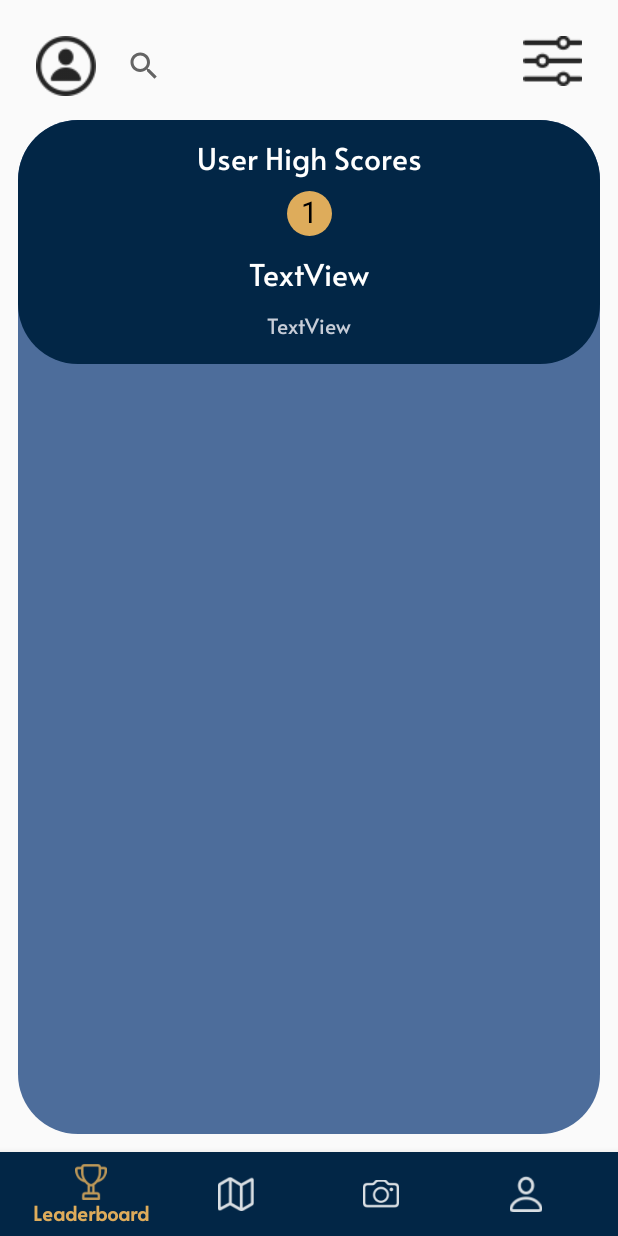
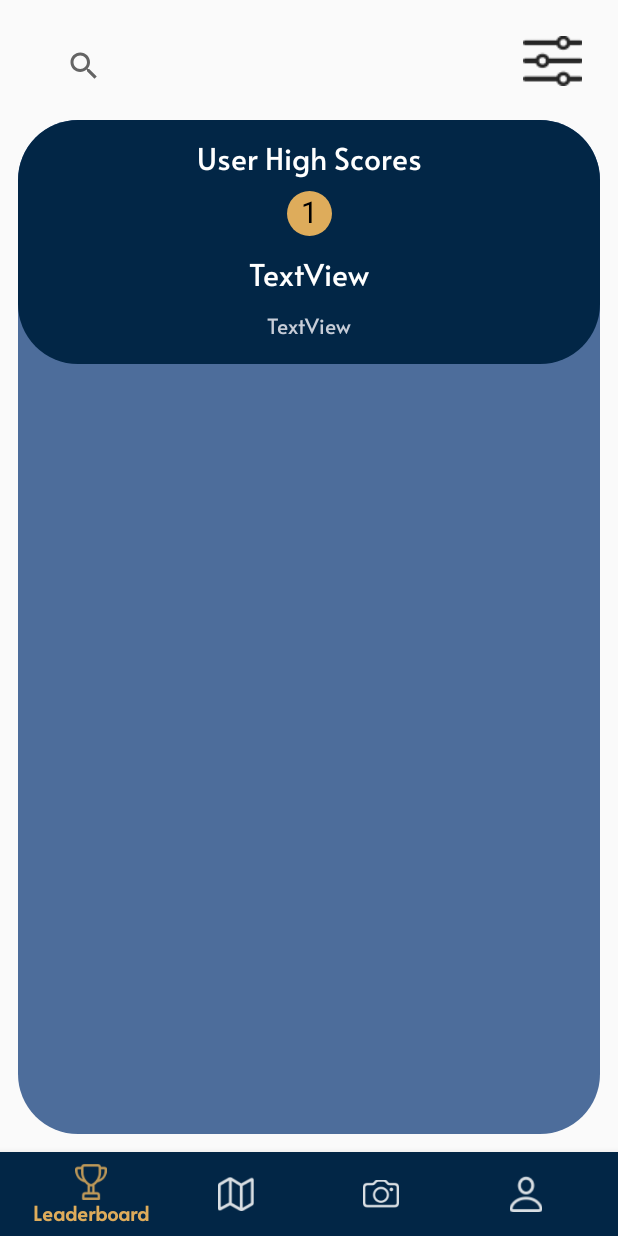
Before and after one commit to CMPUT301W23T07/catch-me-if-you-scan, an Android app: the fragment LeaderboardFragment placed in its activity, on a phone screen of 412 x 824 dp. Run offline under Robolectric (Android 15) with nearby library versions, the light colour scheme and no system bars; our stand-ins replace Firebase (no records; nobody signed in at launch, a user with empty details on screens opened directly); libraries missing offline, so code that uses them is left out: com.journeyapps.barcodescanner; Roboto replaces fonts that are not available here; 16 statements that could not run were skipped.

Commit message:
added jdocs, removed useless leaderboard icon

```diff
--- a/app/app/src/main/java/cmput/app/catch_me_if_you_scan/EnvPhotoViewPopupFragment.java
+++ /dev/null
@@ -1,4 +0,0 @@
-package cmput.app.catch_me_if_you_scan;
-
-public class EnvPhotoViewPopupFragment {
-}
--- a/app/app/src/main/java/cmput/app/catch_me_if_you_scan/UsersScannedFragment.java
+++ b/app/app/src/main/java/cmput/app/catch_me_if_you_scan/UsersScannedFragment.java
@@ -19,6 +19,10 @@ import com.google.firebase.firestore.FirebaseFirestore;
 
 import java.util.ArrayList;
 
+/**
+ * Display a list of the users who have scanned a monster.
+ * Use putArgs to send in a Bundle containing the monster to get user scans from.
+ */
 public class UsersScannedFragment extends Fragment {
 
     ArrayList<User> users;
@@ -34,11 +38,6 @@ public class UsersScannedFragment extends Fragment {
         // Required empty public constructor
     }
 
-    public static UsersScannedFragment newInstance(String param1, String param2) {
-        UsersScannedFragment fragment = new UsersScannedFragment();
-        return fragment;
-    }
-
     @Override
     public void onCreate(Bundle savedInstanceState) {
         super.onCreate(savedInstanceState);
@@ -51,6 +50,12 @@ public class UsersScannedFragment extends Fragment {
         return inflater.inflate(R.layout.fragment_users_scanned, container, false);
     }
 
+    /**
+     * Populate the fragment with users who scanned and set listeners on them so profiles can be visited
+     * @param view The View returned by {@link #onCreateView(LayoutInflater, ViewGroup, Bundle)}.
+     * @param savedInstanceState If non-null, this fragment is being re-constructed
+     * from a previous saved state as given here.
+     */
     @Override
     public void onViewCreated(View view, @Nullable Bundle savedInstanceState){
 
@@ -72,6 +77,7 @@ public class UsersScannedFragment extends Fragment {
         userAdapter = new ScansArrayAdapter(this.getContext(), users);
         userListView.setAdapter(userAdapter);
 
+        // Back button; simply relaunches the monster fragment
         back.setOnClickListener(new View.OnClickListener() {
             @Override
             public void onClick(View view) {
@@ -86,6 +92,7 @@ public class UsersScannedFragment extends Fragment {
             }
         });
 
+        // On clicking user, launch their profile fragment
         userListView.setOnItemClickListener(new AdapterView.OnItemClickListener() {
             @Override
             public void onItemClick(AdapterView<?> parent, View view, int position, long id) {
--- a/app/app/src/main/res/layout/fragment_leaderboard.xml
+++ b/app/app/src/main/res/layout/fragment_leaderboard.xml
@@ -10,18 +10,6 @@
         android:id="@+id/fragment_leaderboard"
         android:layout_width="match_parent"
         android:layout_height="match_parent">
-
-        <ImageButton
-            android:id="@+id/user_stats_button"
-            android:layout_width="wrap_content"
-            android:layout_height="wrap_content"
-            android:layout_marginStart="24dp"
-            android:layout_marginTop="24dp"
-            android:background="#00FFFFFF"
-            android:src="@drawable/person_circle"
-            app:layout_constraintStart_toStartOf="parent"
-            app:layout_constraintTop_toTopOf="parent"
-            app:tint="#000000" />
 
         <ImageButton
             android:id="@+id/leaderboard_filter_button"
@@ -39,13 +27,13 @@
             android:id="@+id/search_bar"
             android:layout_width="0dp"
             android:layout_height="wrap_content"
-            android:layout_marginStart="8dp"
             android:layout_marginTop="20dp"
+            android:layout_marginStart="32dp"
             android:layout_marginEnd="8dp"
+            android:textAppearance="@style/SearchViewTextAppearance"
             app:layout_constraintEnd_toStartOf="@+id/leaderboard_filter_button"
-            app:layout_constraintStart_toEndOf="@+id/user_stats_button"
-            app:layout_constraintTop_toTopOf="parent"
-            android:textAppearance="@style/SearchViewTextAppearance"/>
+            app:layout_constraintStart_toStartOf="parent"
+            app:layout_constraintTop_toTopOf="parent" />
 
         <androidx.constraintlayout.widget.ConstraintLayout
             android:layout_width="0dp"
```
Also changed, not shown: app/app/src/main/java/cmput/app/catch_me_if_you_scan/CommentArrayAdapter.java (+16 -0 lines), app/app/src/main/java/cmput/app/catch_me_if_you_scan/EditCommentDialog.java (+22 -0 lines), app/app/src/main/java/cmput/app/catch_me_if_you_scan/ScansArrayAdapter.java (+16 -0 lines), app/app/src/main/java/cmput/app/catch_me_if_you_scan/ViewMonsterFragment.java (+19 -2 lines).
